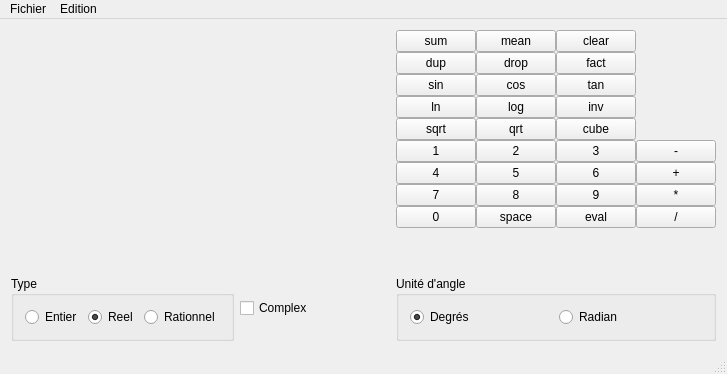
trecouvr/calclpol, file calcpol/mainwindow.ui: the form before one commit.
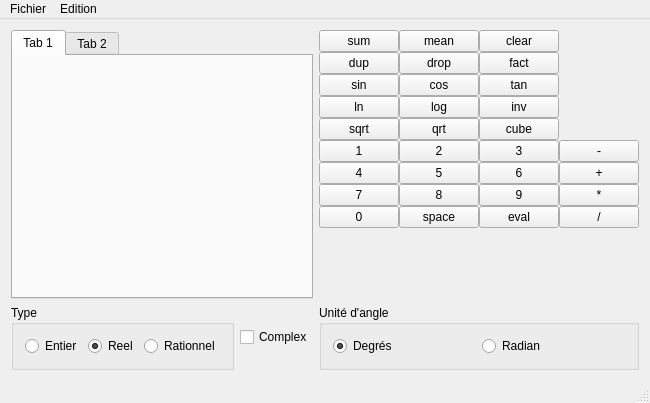
The form after the commit. Custom widgets are drawn as their Qt base class.

The edit to the form file:
```diff
--- a/calcpol/mainwindow.ui
+++ b/calcpol/mainwindow.ui
@@ -6,8 +6,8 @@
    <rect>
     <x>0</x>
     <y>0</y>
-    <width>727</width>
-    <height>374</height>
+    <width>647</width>
+    <height>403</height>
    </rect>
   </property>
   <property name="windowTitle">
@@ -15,10 +15,7 @@
   </property>
   <widget class="QWidget" name="centralWidget">
    <layout class="QGridLayout" name="gridLayout">
-    <item row="1" column="0" colspan="2">
-     <widget class="PileWidget" name="pile_widget" native="true"/>
-    </item>
-    <item row="1" column="2">
+    <item row="1" column="3">
      <layout class="QGridLayout" name="gridLayout_2">
       <property name="spacing">
        <number>0</number>
@@ -303,7 +300,7 @@
       </item>
      </layout>
     </item>
-    <item row="2" column="0">
+    <item row="2" column="0" colspan="2">
      <widget class="QGroupBox" name="groupBox">
       <property name="title">
        <string>Type</string>
@@ -336,14 +333,14 @@
       </layout>
      </widget>
     </item>
-    <item row="2" column="1">
+    <item row="2" column="2">
      <widget class="QCheckBox" name="cb_complex">
       <property name="text">
        <string>Complex</string>
       </property>
      </widget>
     </item>
-    <item row="2" column="2">
+    <item row="2" column="3">
      <widget class="QGroupBox" name="groupBox_2">
       <property name="title">
        <string>Unité d'angle</string>
@@ -369,6 +366,28 @@
       </layout>
      </widget>
     </item>
+    <item row="1" column="0" colspan="3">
+     <widget class="QTabWidget" name="tabWidget">
+      <property name="currentIndex">
+       <number>0</number>
+      </property>
+      <widget class="QWidget" name="tab">
+       <attribute name="title">
+        <string>Tab 1</string>
+       </attribute>
+       <layout class="QGridLayout" name="gridLayout_3">
+        <item row="0" column="0">
+         <widget class="PileWidget" name="_pile_widget" native="true"/>
+        </item>
+       </layout>
+      </widget>
+      <widget class="QWidget" name="tab_2">
+       <attribute name="title">
+        <string>Tab 2</string>
+       </attribute>
+      </widget>
+     </widget>
+    </item>
    </layout>
   </widget>
   <widget class="QMenuBar" name="menuBar">
@@ -376,8 +395,8 @@
     <rect>
      <x>0</x>
      <y>0</y>
-     <width>727</width>
-     <height>25</height>
+     <width>647</width>
+     <height>23</height>
     </rect>
    </property>
    <widget class="QMenu" name="menuFichier">
```
Left out of the diff: 19 changed lines with no effect on the pictures.
